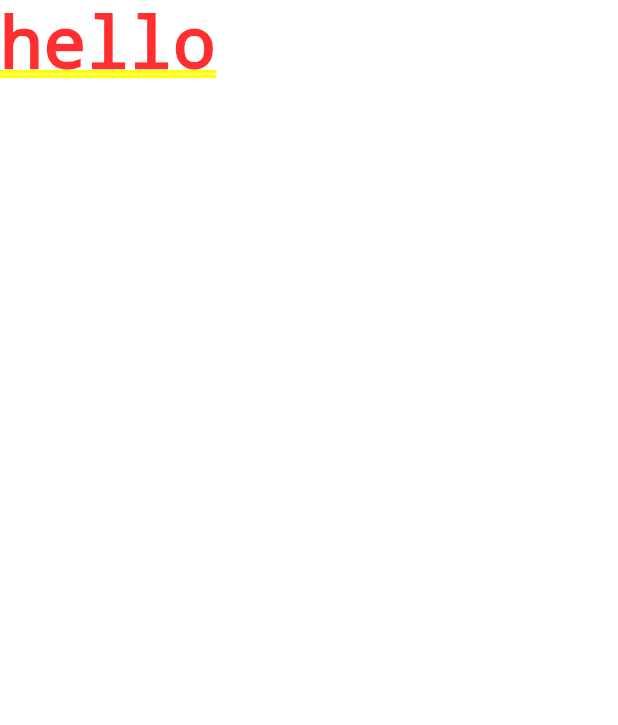
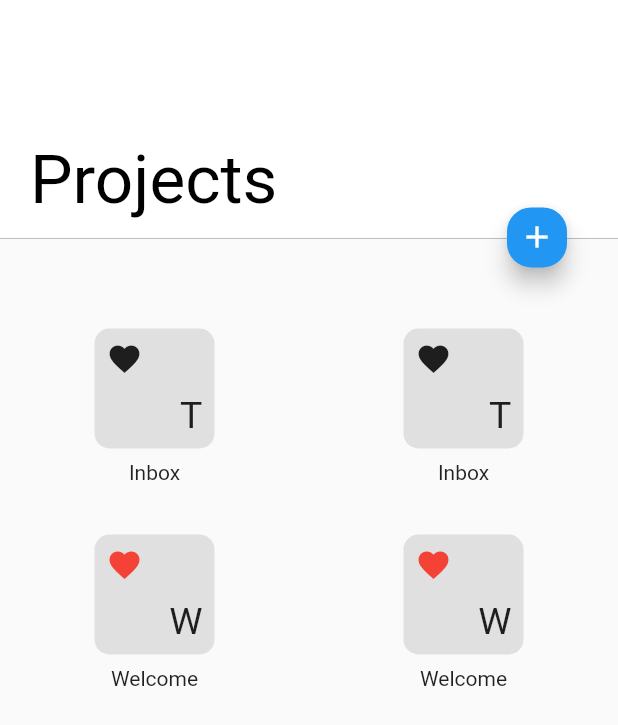
Before and after one commit to dipak-bacancy/taskly, a Flutter app: the screen it shows after launch, on a phone screen of 412 x 824 dp. Shown: the top 725 px of the screen. Run offline on Flutter 3.47's test engine with Material 2 defaults, Android fonts, the phone set to English and light mode, and no system bars.

Commit message:
home page layout done

```diff
--- /dev/null
+++ b/lib/home.dart
@@ -0,0 +1,138 @@
+import 'package:flutter/material.dart';
+
+class Home extends StatelessWidget {
+  @override
+  Widget build(BuildContext context) {
+    return SafeArea(
+      child: Scaffold(
+        body: Column(
+          children: [
+            Container(
+              width: 414,
+              height: 159,
+              padding: EdgeInsets.fromLTRB(20, 80, 0, 0),
+              decoration: BoxDecoration(color: Colors.white, boxShadow: [
+                BoxShadow(),
+              ]),
+              child: Row(
+                mainAxisAlignment: MainAxisAlignment.spaceBetween,
+                children: [
+                  Text(
+                    'Projects',
+                    style: Theme.of(context).textTheme.headline3.merge(
+                          TextStyle(color: Colors.black),
+                        ),
+                  ),
+                  Align(
+                    child: Container(
+                      margin: EdgeInsets.only(right: 30),
+                      alignment: Alignment(1.8, 2.5),
+                      child: FloatingActionButton(
+                        onPressed: () {
+                          // Respond to button press
+                        },
+                        mini: true,
+                        shape: RoundedRectangleBorder(
+                            borderRadius:
+                                BorderRadius.all(Radius.circular(16.0))),
+                        child: Icon(Icons.add),
+                      ),
+                    ),
+                  ),
+                ],
+              ),
+            ),
+            SizedBox(
+              height: 60,
+            ),
+            Expanded(
+              child: buildBodyGride(),
+            ),
+          ],
+        ),
+      ),
+    );
+  }
+
+  Widget buildBodyGride() {
+    return CustomScrollView(
+      slivers: [
+        SliverGrid(
+          gridDelegate: SliverGridDelegateWithFixedCrossAxisCount(
+            crossAxisCount: 2,
+            childAspectRatio: 3 / 2,
+          ),
+          delegate: SliverChildListDelegate(
+            [
+              buildSizedBox(
+                icon: Icon(Icons.favorite),
+                letter: 'T',
+                title: 'Inbox',
+              ),
+              buildSizedBox(
+                icon: Icon(Icons.favorite),
+                letter: 'T',
+                title: 'Inbox',
+              ),
+              buildSizedBox(
+                icon: Icon(
+                  Icons.favorite,
+                  color: Colors.red,
+                ),
+                letter: 'W',
+                title: 'Welcome',
+              ),
+              buildSizedBox(
+                icon: Icon(
+                  Icons.favorite,
+                  color: Colors.red,
+                ),
+                letter: 'W',
+                title: 'Welcome',
+              ),
+            ],
+          ),
+        ),
+      ],
+    );
+  }
+
+  Widget buildSizedBox({Icon icon, String letter, String title}) {
+    return Column(
+      children: [
+        InkWell(
+          onTap: () {},
+          child: Container(
+            height: 80,
+            width: 80,
+            // color: Colors.grey[200],
+            padding: EdgeInsets.all(8.0),
+            decoration: BoxDecoration(
+                borderRadius: BorderRadius.all(Radius.circular(10)),
+                color: Colors.grey[300]),
+            child: Column(
+              mainAxisAlignment: MainAxisAlignment.spaceBetween,
+              children: [
+                Align(
+                  alignment: Alignment.topLeft,
+                  child: icon,
+                ),
+                Align(
+                  alignment: Alignment.bottomRight,
+                  child: Text(
+                    letter,
+                    style: TextStyle(fontSize: 25),
+                  ),
+                )
+              ],
+            ),
+          ),
+        ),
+        Padding(
+          padding: const EdgeInsets.only(top: 8.0),
+          child: Text(title),
+        )
+      ],
+    );
+  }
+}
--- a/lib/main.dart
+++ b/lib/main.dart
@@ -1,4 +1,7 @@
 import 'package:flutter/material.dart';
+import 'package:taskly/home.dart';
+
+import 'layout.dart';
 
 void main() => runApp(MyApp());
 
@@ -6,8 +9,8 @@ class MyApp extends StatelessWidget {
   @override
   Widget build(BuildContext context) {
     return MaterialApp(
-      title: 'Material App',
-      home: Text('hello'),
+      title: 'taskly',
+      home: Home(),
     );
   }
 }
```
Also changed, not shown: 1 other file.
